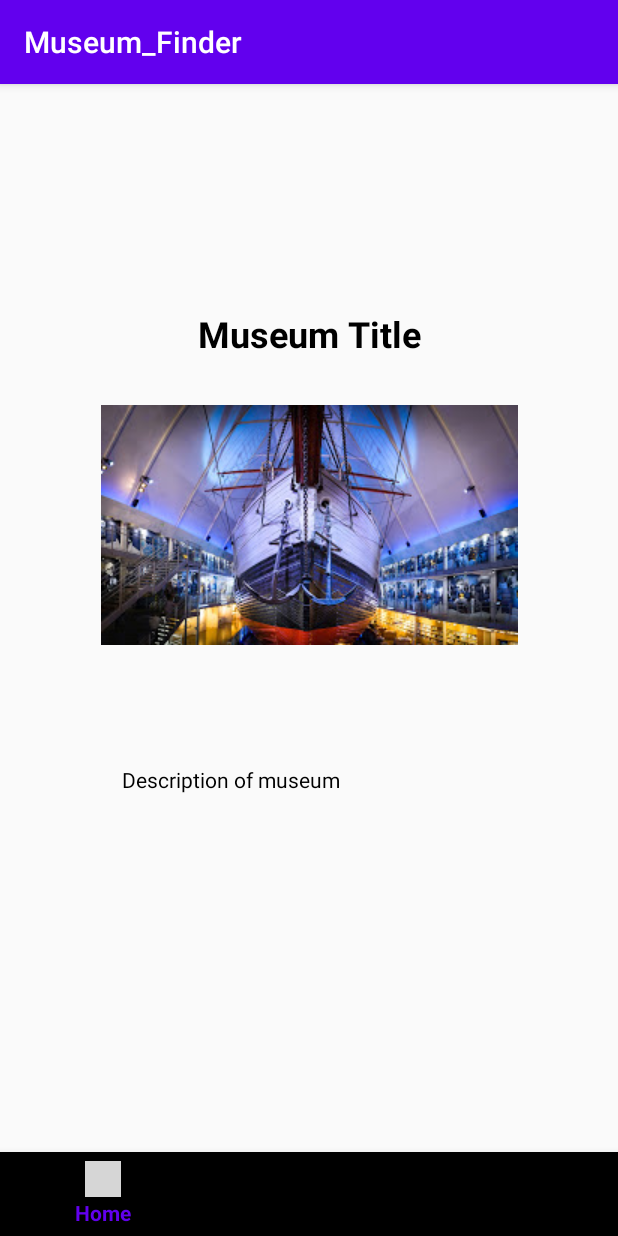
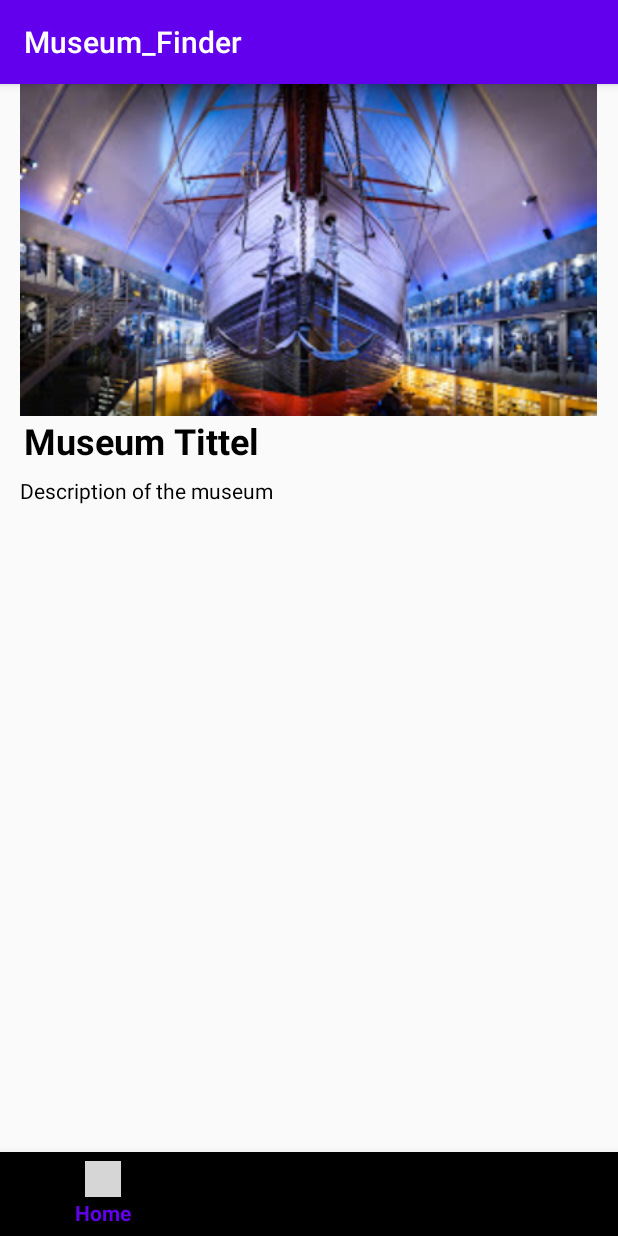
Before and after one commit to blend-i/Museum_Finder, an Android app: the MuseumDetailFragment screen opened through its navigation route, on a phone screen of 412 x 824 dp. Run offline under Robolectric (Android 15) with nearby library versions, the phone set to English and light mode, and no system bars; our stand-ins replace Firebase (no records; nobody signed in at launch, a user with empty details on screens opened directly), navigation-ui; libraries missing offline, so code that uses them is left out: com.firebase.ui; pictures from the network do not load; 6 statements that could not run were skipped; grey boxes are pictures that could not be loaded.

Commit message:
viser details hentet ut fra databasen i detailsfragment nå

```diff
--- a/app/src/main/java/no/hiof/museum_finder/HomeFragment.java
+++ b/app/src/main/java/no/hiof/museum_finder/HomeFragment.java
@@ -4,6 +4,7 @@ import android.os.Bundle;
 import androidx.annotation.NonNull;
 import androidx.annotation.Nullable;
 import androidx.fragment.app.Fragment;
+import androidx.navigation.NavController;
 import androidx.navigation.Navigation;
 import androidx.recyclerview.widget.LinearLayoutManager;
 import androidx.recyclerview.widget.RecyclerView;
@@ -25,6 +26,7 @@ import com.google.firebase.firestore.QuerySnapshot;
 
 import java.util.ArrayList;
 import java.util.List;
+import java.util.Objects;
 
 import no.hiof.museum_finder.adapter.MuseumRecyclerAdapter;
 import no.hiof.museum_finder.adapter2.BucketListRecyclerAdapter;
@@ -193,5 +195,8 @@ public class HomeFragment extends Fragment implements CardViewClickManager {
     @Override
     public void onCardViewClick(int position) {
         System.out.println(museumList.get(position).getTitle());
+        HomeFragmentDirections.ActionHomeFragmentToMuseumDetailFragment  navigateToDetailFragment = HomeFragmentDirections.actionHomeFragmentToMuseumDetailFragment();
+        navigateToDetailFragment.setId(museumList.get(position).getUid());
+        Navigation.findNavController(requireView()).navigate(navigateToDetailFragment);
     }
 }
--- a/app/src/main/java/no/hiof/museum_finder/MuseumDetailFragment.java
+++ b/app/src/main/java/no/hiof/museum_finder/MuseumDetailFragment.java
@@ -54,10 +54,10 @@ public class MuseumDetailFragment extends Fragment {
         museumImage = view.findViewById(R.id.imageView);
         assert arguments != null;
         MuseumDetailFragmentArgs args = MuseumDetailFragmentArgs.fromBundle(arguments);
-        museumTitle.setText(args.getTitle());
-        museumDescription.setText(args.getDescription());
+        //museumTitle.setText(args.getTitle());
+        //museumDescription.setText(args.getDescription());
 
-        /*final String museumUid = getActivity().getIntent().getStringExtra(MUSEUM_UID);
+        final String museumUid = args.getId();
 
         FirebaseFirestore firestoreDb = FirebaseFirestore.getInstance();
         final DocumentReference museumCollectionReference = firestoreDb.collection("museum").document(museumUid);
@@ -84,6 +84,6 @@ public class MuseumDetailFragment extends Fragment {
                     Log.d(TAG, "Get failed with", task.getException());
                 }
             }
-        });*/
+        });
     }
 }
--- a/app/src/main/res/layout/fragment_museum_detail.xml
+++ b/app/src/main/res/layout/fragment_museum_detail.xml
@@ -8,39 +8,38 @@
 
     <ImageView
         android:id="@+id/imageView"
-        android:layout_width="wrap_content"
-        android:layout_height="wrap_content"
-        android:layout_marginTop="32dp"
+        android:layout_width="411dp"
+        android:layout_height="221dp"
         android:src="@drawable/frammuseet"
         app:layout_constraintEnd_toEndOf="parent"
+        app:layout_constraintHorizontal_bias="0.496"
         app:layout_constraintStart_toStartOf="parent"
-        app:layout_constraintTop_toBottomOf="@+id/museumTitleTextView" />
+        app:layout_constraintTop_toTopOf="parent" />
 
     <TextView
         android:id="@+id/museumTitleTextView"
-        android:layout_width="278dp"
-        android:layout_height="32dp"
-        android:layout_marginTop="150dp"
+        android:layout_width="305dp"
+        android:layout_height="40dp"
+        android:layout_marginStart="16dp"
         android:ems="10"
-        android:gravity="center"
+        android:gravity="left"
         android:inputType="textPersonName"
         android:text="Museum Tittel"
         android:textColor="#000000"
         android:textSize="24sp"
         android:textStyle="bold"
-        app:layout_constraintEnd_toEndOf="@+id/imageView"
-        app:layout_constraintHorizontal_bias="0.496"
         app:layout_constraintStart_toStartOf="@+id/imageView"
-        app:layout_constraintTop_toTopOf="parent" />
+        app:layout_constraintTop_toBottomOf="@+id/imageView" />
 
     <TextView
         android:id="@+id/museumDescriptionTextView"
-        android:layout_width="250dp"
-        android:layout_height="wrap_content"
-        android:layout_marginTop="80dp"
+        android:layout_width="386dp"
+        android:layout_height="204dp"
+        android:layout_marginStart="16dp"
+        android:layout_marginEnd="16dp"
         android:text="Description of the museum"
         android:textColor="#000000"
-        app:layout_constraintEnd_toEndOf="@+id/imageView"
-        app:layout_constraintStart_toStartOf="@+id/imageView"
-        app:layout_constraintTop_toBottomOf="@+id/imageView" />
+        app:layout_constraintEnd_toEndOf="parent"
+        app:layout_constraintStart_toStartOf="parent"
+        app:layout_constraintTop_toBottomOf="@+id/museumTitleTextView" />
 </androidx.constraintlayout.widget.ConstraintLayout>
--- a/app/src/main/res/navigation/nav_graph.xml
+++ b/app/src/main/res/navigation/nav_graph.xml
@@ -47,6 +47,10 @@
             android:name="PosterUrl"
             android:defaultValue="Image"
             app:argType="string" />
+        <argument
+            android:name="Id"
+            app:argType="string"
+            android:defaultValue="Museum Id" />
     </fragment>
     <fragment
         android:id="@+id/profileFragment"
```
